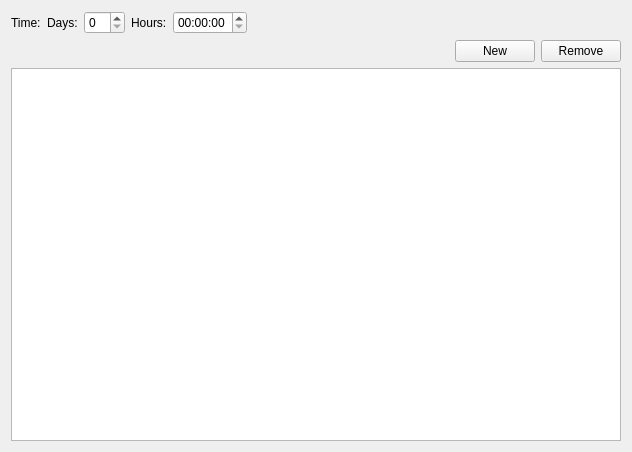
Before: the Qt Designer form src/todocalendar/ui/reminderwidget.ui in anetczuk/hanlendar, drawn with Qt 5.
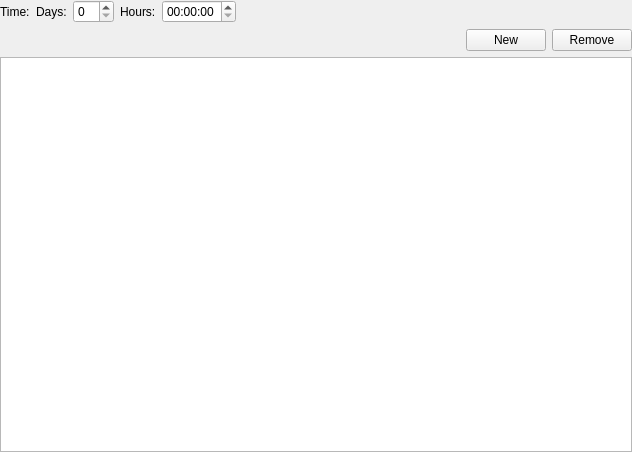
After: the same form once the commit is applied.

```diff
--- a/src/todocalendar/ui/reminderwidget.ui
+++ b/src/todocalendar/ui/reminderwidget.ui
@@ -14,6 +14,18 @@
    <string>Reminder</string>
   </property>
   <layout class="QVBoxLayout" name="verticalLayout">
+   <property name="leftMargin">
+    <number>0</number>
+   </property>
+   <property name="topMargin">
+    <number>0</number>
+   </property>
+   <property name="rightMargin">
+    <number>0</number>
+   </property>
+   <property name="bottomMargin">
+    <number>0</number>
+   </property>
    <item>
     <layout class="QFormLayout" name="formLayout">
      <item row="0" column="1">
```
